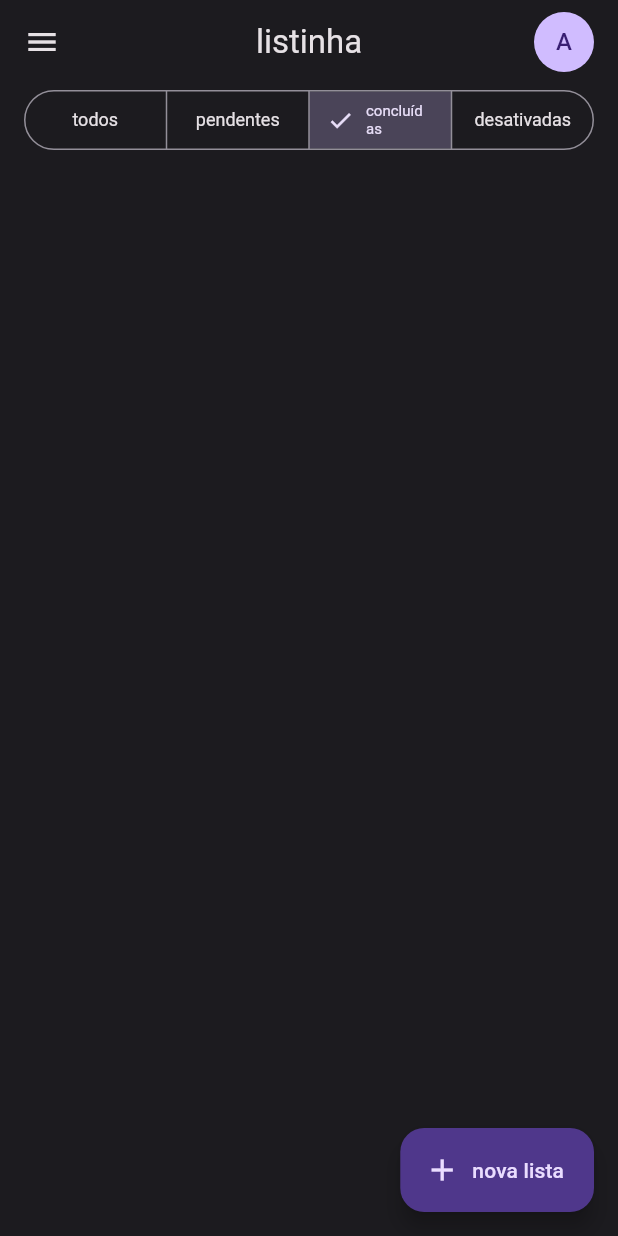
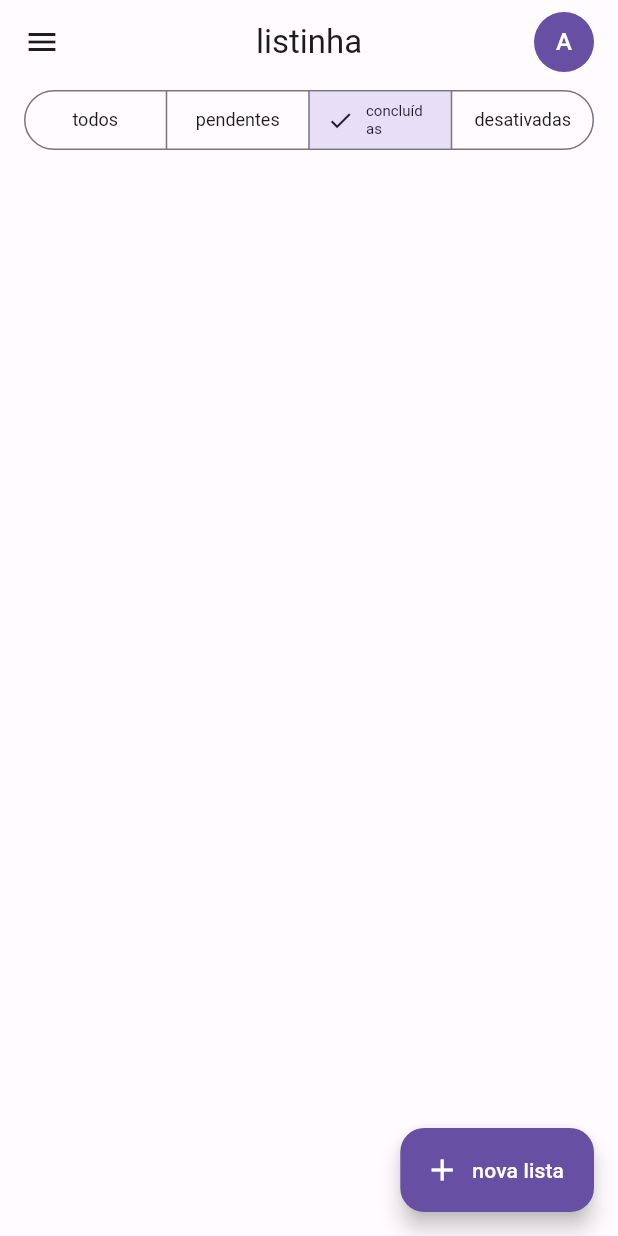
Before and after one commit to gabrielwbenatti/flutterando-listinha, a Flutter app: the screen it shows after launch, on a phone screen of 412 x 824 dp. Run offline on Flutter 3.47's test engine with Material 2 defaults, Android fonts, the phone set to English and light mode, and no system bars; our stand-ins replace flutter_modular.

```diff
--- a/app/lib/src/app_widget.dart
+++ b/app/lib/src/app_widget.dart
@@ -1,8 +1,6 @@
 import 'package:flutter/material.dart';
-import 'package:listinha/src/pages/home/edit_task_board_page.dart';
-import 'package:listinha/src/pages/settings/setings_page.dart';
+import 'package:flutter_modular/flutter_modular.dart';
 
-import 'pages/home/home_page.dart';
 import 'shared/themes/app_themes.dart';
 
 class AppWidget extends StatelessWidget {
@@ -10,18 +8,17 @@ class AppWidget extends StatelessWidget {
 
   @override
   Widget build(BuildContext context) {
-    return MaterialApp(
+    Modular.setInitialRoute('/home/');
+
+    return MaterialApp.router(
       debugShowCheckedModeBanner: false,
       title: 'Flutter Demo',
-      themeMode: ThemeMode.dark,
-      // themeMode: ThemeMode.light,
+      // themeMode: ThemeMode.dark,
+      themeMode: ThemeMode.light,
       theme: lightTheme,
       darkTheme: darkTheme,
-      routes: {
-        '/': (context) => const HomePage(),
-        '/settings': (context) => const SettingsPage(),
-        '/edit': (context) => const EditTaskBoardPage(),
-      },
+      routerDelegate: Modular.routerDelegate,
+      routeInformationParser: Modular.routeInformationParser,
     );
   }
 }
```
Also changed, not shown: app/lib/main.dart (+6 -1 lines), app/lib/src/app_module.dart (added, +18 -0 lines), app/lib/src/pages/home/home_module.dart (added, +18 -0 lines).
